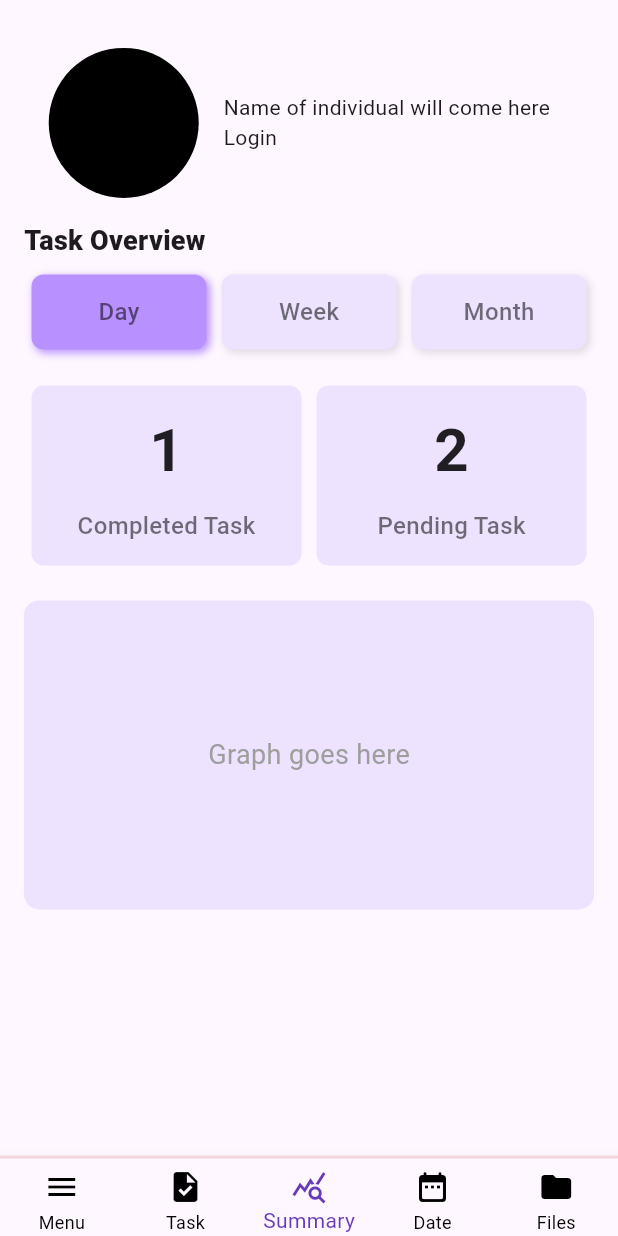
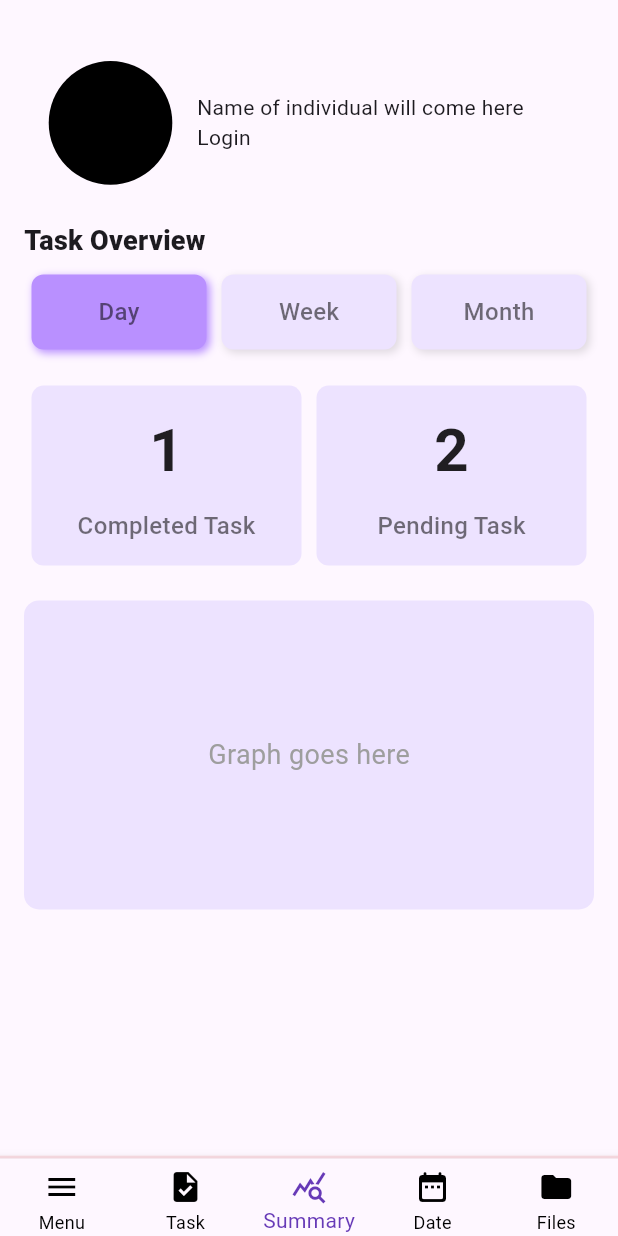
Before and after one commit to byteArrow18/App_Dev_001, a Flutter app: the screen it shows after launch, on a phone screen of 412 x 824 dp. Run offline on Flutter 3.47's test engine with Material 3 defaults, Android fonts, the phone set to English and light mode, and no system bars.

Commit message:
radius changed to media query

```diff
--- a/lib/summary/presentation/summary.dart
+++ b/lib/summary/presentation/summary.dart
@@ -50,7 +50,8 @@ class _HomePageState extends State<HomePage> {
                           // SizedBox(width: 20,),
                           SizedBox(width: widget.screenWidth * 0.04,),
                           CircleAvatar(
-                            radius: 50,
+                            // radius: 50,
+                            radius: widget.screenWidth * 0.1,
                             backgroundColor: Colors.black,
                           ),
                           // SizedBox(width: 20,),
```
